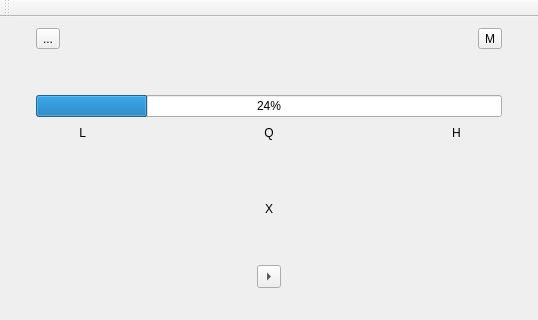
This is main_window.ui in codincodee/AnyWord as Qt 5 draws it before an edit; both pictures show x 0 to 538 and y 0 to 320 of the 538 by 843 pixel window. The edited form follows.
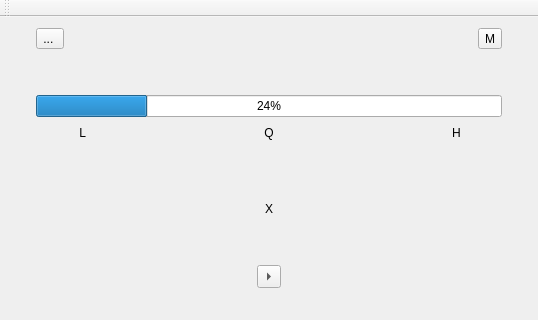
This is the edited form.

The edit to the form file:
```diff
--- a/main_window.ui
+++ b/main_window.ui
@@ -44,7 +44,7 @@
            <enum>Qt::NoFocus</enum>
           </property>
           <property name="text">
-           <string>...</string>
+           <string>... </string>
           </property>
           <property name="arrowType">
            <enum>Qt::NoArrow</enum>
```
Left out of the diff: 2 changed lines with no effect on the pictures.
